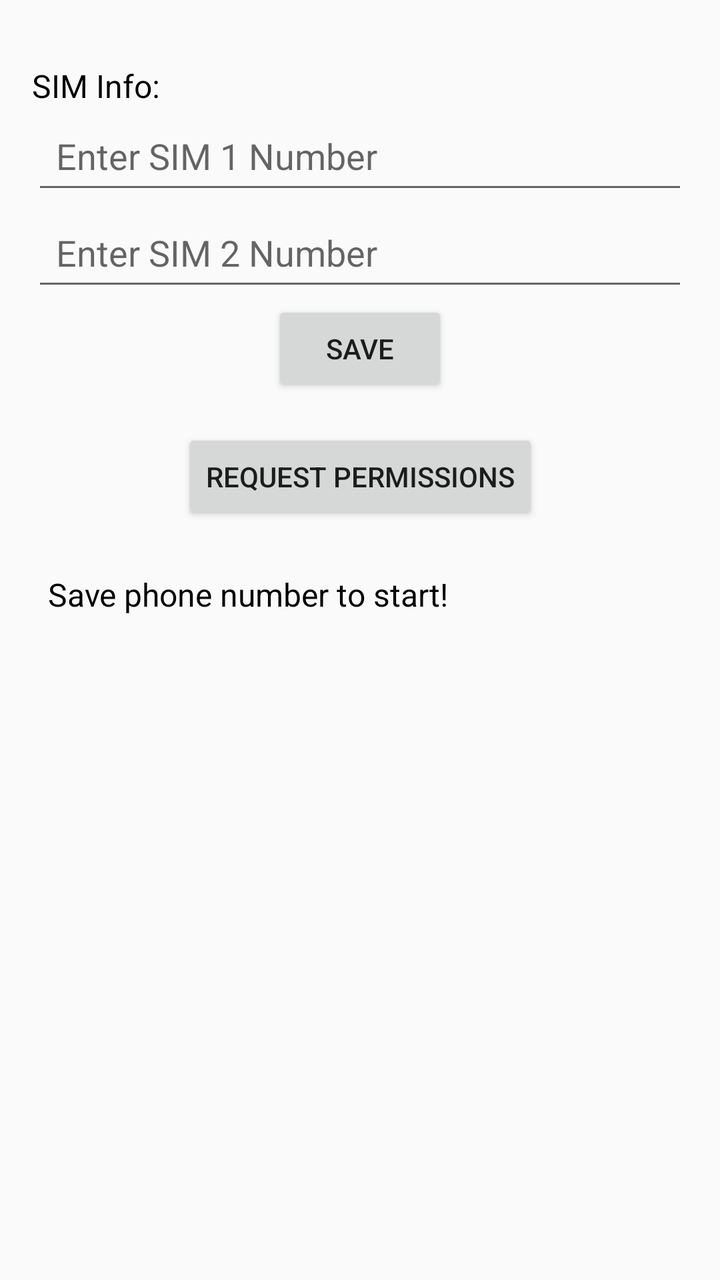
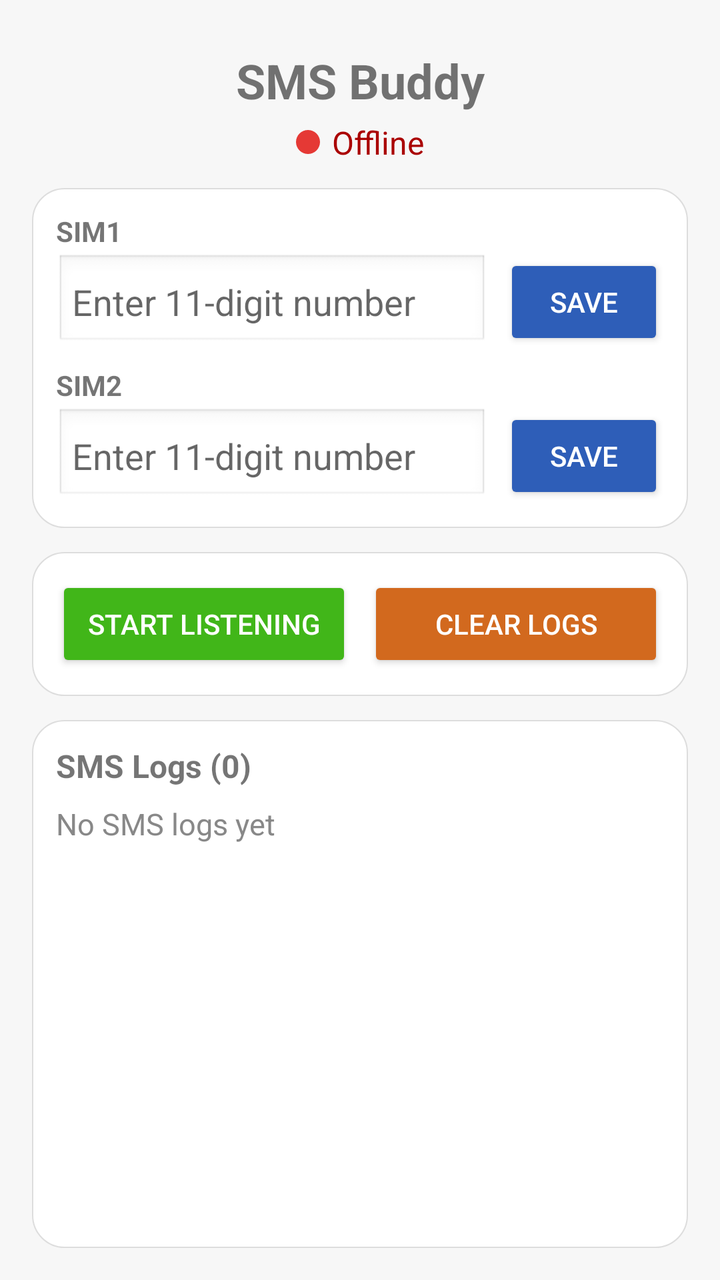

An Android layout rendered at two revisions. The XML below is the earlier revision; the diff shows what the commit changed to produce the second picture.
<!-- AndroidManifest.xml: activity theme Theme.SMSViewer -->
<!-- res/layout/activity_main.xml -->
<?xml version="1.0" encoding="utf-8"?>
<androidx.constraintlayout.widget.ConstraintLayout
    xmlns:android="http://schemas.android.com/apk/res/android"
    xmlns:app="http://schemas.android.com/apk/res-auto"
    android:layout_width="match_parent"
    android:layout_height="match_parent"
    android:padding="16dp">

    
    <TextView
        android:id="@+id/simInfoTextView"
        android:layout_width="match_parent"
        android:layout_height="wrap_content"
        android:text="SIM Info: "
        android:textSize="16sp"
        android:textColor="@android:color/black"
        android:layout_marginBottom="16dp"
        android:layout_marginTop="16dp"
        app:layout_constraintTop_toTopOf="parent"
        app:layout_constraintStart_toStartOf="parent"
        app:layout_constraintEnd_toEndOf="parent" />

    
    <EditText
        android:id="@+id/sim1Number"
        android:layout_width="0dp"
        android:layout_height="wrap_content"
        android:hint="Enter SIM 1 Number"
        android:inputType="phone|textNoSuggestions"
        android:importantForAutofill="yes"
        android:autofillHints="phone"
        android:contentDescription="SIM 1 phone number input"
        android:longClickable="true"
        android:textIsSelectable="true"
        android:padding="12dp"
        app:layout_constraintTop_toBottomOf="@id/simInfoTextView"
        app:layout_constraintStart_toStartOf="parent"
        app:layout_constraintEnd_toEndOf="parent" />


    
    <EditText
        android:id="@+id/sim2Number"
        android:layout_width="0dp"
        android:layout_height="wrap_content"
        android:hint="Enter SIM 2 Number"
        android:inputType="phone|textNoSuggestions"
        android:importantForAutofill="yes"
        android:autofillHints="phone"
        android:contentDescription="SIM 2 phone number input"
        android:longClickable="true"
        android:textIsSelectable="true"
        android:padding="12dp"
        app:layout_constraintTop_toBottomOf="@id/sim1Number"
        app:layout_constraintStart_toStartOf="parent"
        app:layout_constraintEnd_toEndOf="parent" />



    
    <Button
        android:id="@+id/saveButton"
        android:layout_width="wrap_content"
        android:layout_height="wrap_content"
        android:text="Save"
        app:layout_constraintTop_toBottomOf="@id/sim2Number"
        app:layout_constraintStart_toStartOf="parent"
        app:layout_constraintEnd_toEndOf="parent" />

    
    <Button
        android:id="@+id/requestPermissionBtn"
        android:layout_width="wrap_content"
        android:layout_height="wrap_content"
        android:text="Request Permissions"
        android:padding="12dp"
        android:layout_marginTop="16dp"
        app:layout_constraintTop_toBottomOf="@id/saveButton"
        app:layout_constraintStart_toStartOf="parent"
        app:layout_constraintEnd_toEndOf="parent" />

    
    <ScrollView
        android:id="@+id/smsScrollView"
        android:layout_width="0dp"
        android:layout_height="0dp"
        android:layout_marginTop="16dp"
        android:padding="8dp"
        android:scrollbars="vertical"
        app:layout_constraintTop_toBottomOf="@id/requestPermissionBtn"
        app:layout_constraintStart_toStartOf="parent"
        app:layout_constraintEnd_toEndOf="parent"
        app:layout_constraintBottom_toBottomOf="parent">

        <TextView
            android:id="@+id/smsLog"
            android:layout_width="match_parent"
            android:layout_height="wrap_content"
            android:text="Save phone number to start!"
            android:textSize="16sp"
            android:textColor="@android:color/black"
            android:lineSpacingExtra="4dp" />
    </ScrollView>

</androidx.constraintlayout.widget.ConstraintLayout>
<!-- resources referenced by this layout -->
<resources>
  <style name="Theme.SMSViewer" parent="Theme.AppCompat.Light.DarkActionBar">
          <item name="colorPrimary">@color/primary</item>
          <item name="colorAccent">@color/secondary</item>
          <item name="android:statusBarColor">@color/primary</item>
      </style>
  <color name="primary">#6200EE</color>
  <color name="secondary">#03DAC5</color>
</resources>

<!-- the commit's change to res/layout/activity_main.xml (unified diff, before → after) -->
@@ -1,105 +1,194 @@
 <?xml version="1.0" encoding="utf-8"?>
-<androidx.constraintlayout.widget.ConstraintLayout
+<LinearLayout
     xmlns:android="http://schemas.android.com/apk/res/android"
-    xmlns:app="http://schemas.android.com/apk/res-auto"
     android:layout_width="match_parent"
     android:layout_height="match_parent"
-    android:padding="16dp">
+    android:orientation="vertical"
+    android:padding="16dp"
+    android:background="#F7F7F7">
 
     
     <TextView
-        android:id="@+id/simInfoTextView"
+        android:id="@+id/title"
         android:layout_width="match_parent"
         android:layout_height="wrap_content"
-        android:text="SIM Info: "
-        android:textSize="16sp"
-        android:textColor="@android:color/black"
-        android:layout_marginBottom="16dp"
-        android:layout_marginTop="16dp"
-        app:layout_constraintTop_toTopOf="parent"
-        app:layout_constraintStart_toStartOf="parent"
-        app:layout_constraintEnd_toEndOf="parent" />
+        android:text="SMS Buddy"
+        android:textSize="24sp"
+        android:textStyle="bold"
+        android:gravity="center"
+        android:layout_marginTop="8dp"
+        android:layout_marginBottom="0dp"/>
 
     
-    <EditText
-        android:id="@+id/sim1Number"
-        android:layout_width="0dp"
+    <LinearLayout
+        android:id="@+id/statusLayout"
+        android:layout_width="wrap_content"
         android:layout_height="wrap_content"
-        android:hint="Enter SIM 1 Number"
-        android:inputType="phone|textNoSuggestions"
-        android:importantForAutofill="yes"
-        android:autofillHints="phone"
-        android:contentDescription="SIM 1 phone number input"
-        android:longClickable="true"
-        android:textIsSelectable="true"
-        android:padding="12dp"
-        app:layout_constraintTop_toBottomOf="@id/simInfoTextView"
-        app:layout_constraintStart_toStartOf="parent"
-        app:layout_constraintEnd_toEndOf="parent" />
+        android:layout_gravity="center"
+        android:orientation="horizontal"
+        android:layout_marginTop="4dp"
+        android:layout_marginBottom="12dp"
+        android:gravity="center_vertical">
 
+        <View
+            android:id="@+id/statusDot"
+            android:layout_width="12dp"
+            android:layout_height="12dp"
+            android:background="@drawable/dot_red"
+            android:layout_marginEnd="6dp"/>
+
+        <TextView
+            android:id="@+id/statusText"
+            android:layout_width="wrap_content"
+            android:layout_height="wrap_content"
+            android:text="Offline"
+            android:textSize="16sp"
+            android:textColor="#AA0000"/>
+    </LinearLayout>
 
     
-    <EditText
-        android:id="@+id/sim2Number"
-        android:layout_width="0dp"
+    <LinearLayout
+        android:layout_width="match_parent"
         android:layout_height="wrap_content"
-        android:hint="Enter SIM 2 Number"
-        android:inputType="phone|textNoSuggestions"
-        android:importantForAutofill="yes"
-        android:autofillHints="phone"
-        android:contentDescription="SIM 2 phone number input"
-        android:longClickable="true"
-        android:textIsSelectable="true"
+        android:orientation="vertical"
+        android:background="@drawable/card_bg"
         android:padding="12dp"
-        app:layout_constraintTop_toBottomOf="@id/sim1Number"
-        app:layout_constraintStart_toStartOf="parent"
-        app:layout_constraintEnd_toEndOf="parent" />
+        android:layout_marginBottom="12dp">
 
+        <TextView
+            android:layout_width="wrap_content"
+            android:layout_height="wrap_content"
+            android:text="SIM1"
+            android:textStyle="bold"
+            android:layout_marginTop="0dp"
+            android:layout_marginBottom="2dp"/>
 
+        <LinearLayout
+            android:layout_width="match_parent"
+            android:layout_height="wrap_content"
+            android:orientation="horizontal"
+            android:gravity="center_vertical"
+            android:layout_marginBottom="8dp">
+
+            <EditText
+                android:id="@+id/sim1Number"
+                android:layout_width="0dp"
+                android:layout_height="wrap_content"
+                android:layout_weight="1"
+                android:hint="Enter 11-digit number"
+                android:inputType="phone"
+                android:maxLength="11"
+                android:background="@android:drawable/edit_text"
+                android:padding="8dp"/>
+
+            <Button
+                android:id="@+id/sim1SaveBtn"
+                android:layout_width="80dp"
+                android:layout_height="wrap_content"
+                android:text="Save"
+                android:layout_marginStart="8dp"
+                android:backgroundTint="#2E5EB8"
+                android:textColor="@android:color/white"/>
+        </LinearLayout>
+
+        <TextView
+            android:layout_width="wrap_content"
+            android:layout_height="wrap_content"
+            android:text="SIM2"
+            android:textStyle="bold"
+            android:layout_marginTop="0dp"
+            android:layout_marginBottom="2dp"/>
+
+        <LinearLayout
+            android:layout_width="match_parent"
+            android:layout_height="wrap_content"
+            android:orientation="horizontal"
+            android:gravity="center_vertical"
+            android:layout_marginBottom="0dp">
+
+            <EditText
+                android:id="@+id/sim2Number"
+                android:layout_width="0dp"
+                android:layout_height="wrap_content"
+                android:layout_weight="1"
+                android:hint="Enter 11-digit number"
+                android:inputType="phone"
+                android:maxLength="11"
+                android:background="@android:drawable/edit_text"
+                android:padding="8dp"/>
+
+            <Button
+                android:id="@+id/sim2SaveBtn"
+                android:layout_width="80dp"
+                android:layout_height="wrap_content"
+                android:text="Save"
+                android:layout_marginStart="8dp"
+                android:backgroundTint="#2E5EB8"
+                android:textColor="@android:color/white"/>
+        </LinearLayout>
+    </LinearLayout>
 
     
-    <Button
-        android:id="@+id/saveButton"
-        android:layout_width="wrap_content"
+    <LinearLayout
+        android:layout_width="match_parent"
         android:layout_height="wrap_content"
-        android:text="Save"
-        app:layout_constraintTop_toBottomOf="@id/sim2Number"
-        app:layout_constraintStart_toStartOf="parent"
-        app:layout_constraintEnd_toEndOf="parent" />
+        android:orientation="horizontal"
+        android:gravity="center"
+        android:background="@drawable/card_bg"
+        android:padding="12dp"
+        android:layout_marginBottom="12dp">
+
+        <Button
+            android:id="@+id/listenBtn"
+            android:layout_width="0dp"
+            android:layout_height="wrap_content"
+            android:layout_weight="1"
+            android:text="Start Listening"
+            android:backgroundTint="#41B619"
+            android:textColor="@android:color/white"
+            android:layout_marginEnd="8dp"/>
+
+        <Button
+            android:id="@+id/clearLogsBtn"
+            android:layout_width="0dp"
+            android:layout_height="wrap_content"
+            android:layout_weight="1"
+            android:text="Clear Logs"
+            android:backgroundTint="#D2691E"
+            android:textColor="@android:color/white"/>
+    </LinearLayout>
 
     
-    <Button
-        android:id="@+id/requestPermissionBtn"
-        android:layout_width="wrap_content"
-        android:layout_height="wrap_content"
-        android:text="Request Permissions"
+    <LinearLayout
+        android:layout_width="match_parent"
+        android:layout_height="0dp"
+        android:layout_weight="1"
+        android:orientation="vertical"
+        android:background="@drawable/card_bg"
         android:padding="12dp"
-        android:layout_marginTop="16dp"
-        app:layout_constraintTop_toBottomOf="@id/saveButton"
-        app:layout_constraintStart_toStartOf="parent"
-        app:layout_constraintEnd_toEndOf="parent" />
-
-    
-    <ScrollView
-        android:id="@+id/smsScrollView"
-        android:layout_width="0dp"
-        android:layout_height="0dp"
-        android:layout_marginTop="16dp"
-        android:padding="8dp"
-        android:scrollbars="vertical"
-        app:layout_constraintTop_toBottomOf="@id/requestPermissionBtn"
-        app:layout_constraintStart_toStartOf="parent"
-        app:layout_constraintEnd_toEndOf="parent"
-        app:layout_constraintBottom_toBottomOf="parent">
+        android:layout_marginBottom="0dp">
 
         <TextView
-            android:id="@+id/smsLog"
+            android:id="@+id/smsLogTitle"
+            android:layout_width="wrap_content"
+            android:layout_height="wrap_content"
+            android:text="SMS Logs (0)"
+            android:textStyle="bold"
+            android:textSize="16sp"/>
+
+        <ScrollView
             android:layout_width="match_parent"
-            android:layout_height="wrap_content"
-            android:text="Save phone number to start!"
-            android:textSize="16sp"
-            android:textColor="@android:color/black"
-            android:lineSpacingExtra="4dp" />
-    </ScrollView>
+            android:layout_height="0dp"
+            android:layout_weight="1"
+            android:paddingTop="8dp">
 
-</androidx.constraintlayout.widget.ConstraintLayout>
+            <TextView
+                android:id="@+id/smsLog"
+                android:layout_width="match_parent"
+                android:layout_height="wrap_content"
+                android:text="No SMS logs yet"
+                android:textSize="15sp"
+                android:textColor="#888888"/>
+        </ScrollView>
+    </LinearLayout>
+</LinearLayout>
<!-- resource entries referenced after the edit -->
@@ -1,5 +1,15 @@
 <!-- resources referenced by this layout -->
 <resources>
+  <!-- drawable card_bg (drawable) -->
+  <shape xmlns:android="http://schemas.android.com/apk/res/android" android:shape="rectangle">
+      <solid android:color="#FFFFFF"/>
+      <corners android:radius="16dp"/>
+      <stroke android:width="0.5dp" android:color="#DDDDDD"/>
+  </shape>
+  <!-- drawable dot_red (drawable) -->
+  <shape xmlns:android="http://schemas.android.com/apk/res/android" android:shape="oval">
+      <solid android:color="#E53935"/>
+  </shape>
   <style name="Theme.SMSViewer" parent="Theme.AppCompat.Light.DarkActionBar">
           <item name="colorPrimary">@color/primary</item>
           <item name="colorAccent">@color/secondary</item>
